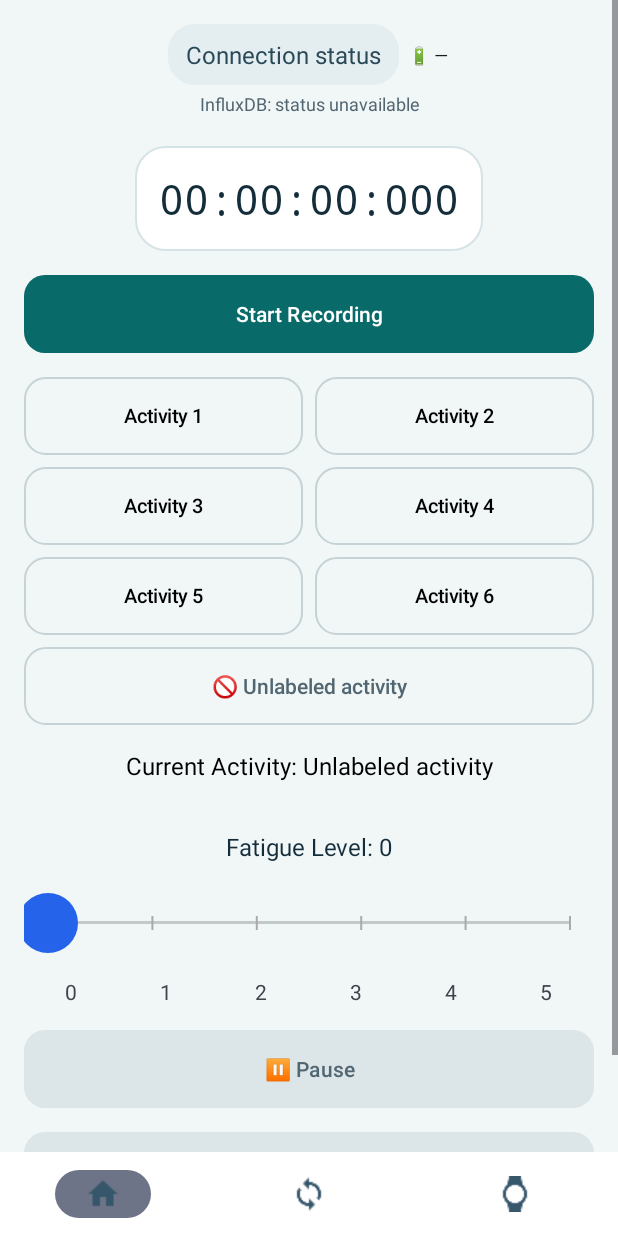
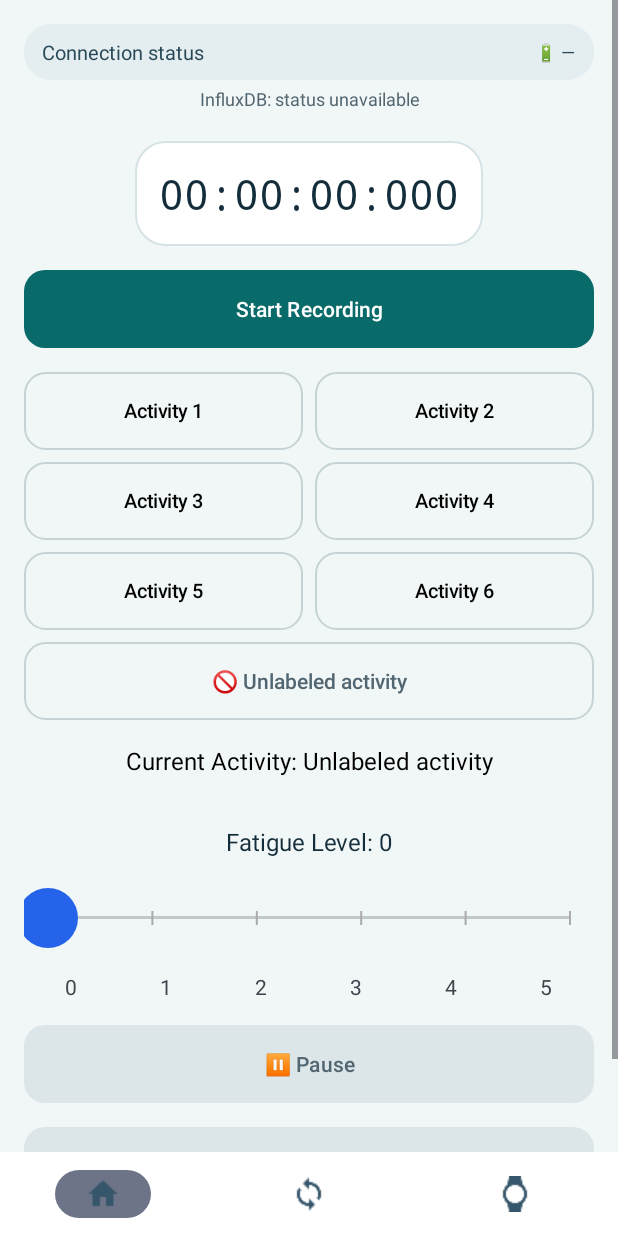
Before and after one commit to djalal2000/Appmobile, an Android app built with Jetpack Compose: the ValidationActivity screen opened directly, with no data from a screen before it, on a phone screen of 412 x 824 dp. Run offline under Robolectric (Android 15) with nearby library versions, the phone set to English and light mode, and no system bars; 1 statement that could not run was skipped.

Commit message:
Group watch connection and battery in a single pistachio status surface

```diff
--- a/app/src/main/java/com/bharathvishal/messagecommunicationusingwearabledatalayer/ValidationActivity.kt
+++ b/app/src/main/java/com/bharathvishal/messagecommunicationusingwearabledatalayer/ValidationActivity.kt
@@ -549,12 +549,12 @@ class ValidationActivity : AppCompatActivity() {
     private fun updateConnectionStatus(isConnected: Boolean, appOpen: Boolean) {
         when {
             !isConnected -> uiStatusStyle("#FCE7E9", "#922B37")
-            appOpen -> uiStatusStyle("#D7F2EE", "#064C4B")
+            appOpen -> uiStatusStyle("#D6EDA5", "#344C16")
             else -> uiStatusStyle("#FBEBD5", "#744917")
         }
         binding.deviceconnectionStatusTv.text = when {
             !isConnected -> localized("❌ Watch not connected.")
-            appOpen -> localized("✅ Watch connected and app open.")
+            appOpen -> localized("✅ Watch connected and app open.").replace("✅", "✓")
             else -> localized("⚠️ Watch connected but app closed.")
         }
     }
@@ -601,11 +601,17 @@ class ValidationActivity : AppCompatActivity() {
     }
 
     private fun uiStatusStyle(fill: String, ink: String) {
-        binding.deviceconnectionStatusTv.apply {
+        // Apply the connection state to the shared connection-and-battery surface.
+        binding.watchStatusContainer.apply {
             background = uiRounded(uiColor(fill), 18)
-            setTextColor(uiColor(ink))
             setPadding(uiDp(12), uiDp(9), uiDp(12), uiDp(9))
         }
+        binding.deviceconnectionStatusTv.apply {
+            background = null
+            setPadding(0, 0, 0, 0)
+            setTextColor(uiColor(ink))
+        }
+        binding.watchBatteryTv.setTextColor(uiColor(ink))
     }
 
     private fun applyUiDesign() {
@@ -703,7 +709,7 @@ class ValidationActivity : AppCompatActivity() {
 
     private fun updateActivityButtonColor() {
         val idle = uiColor("#F1F6F7")
-        val selected = uiColor("#B9EBC0")
+        val selected = uiColor("#D6EDA5")
         val unlabeled = uiColor("#FFD7A6")
         activityButtons().forEachIndexed { index, button ->
             styleActivityButton(button, if (hasSelectedActivity && activityLabel(index) == selectedActivity) selected else idle)
--- a/app/src/main/res/layout/activity_validation.xml
+++ b/app/src/main/res/layout/activity_validation.xml
@@ -17,21 +17,22 @@
             android:orientation="vertical"
             android:padding="16dp">
 
-            <!-- PEMESA_BATTERY_COMPACT_V1 -->
+            <!-- One compact status surface for watch connection and battery. -->
             <LinearLayout
-                android:layout_width="wrap_content"
+                android:id="@+id/watchStatusContainer"
+                android:layout_width="match_parent"
                 android:layout_height="wrap_content"
                 android:layout_gravity="center_horizontal"
                 android:orientation="horizontal"
                 android:gravity="center_vertical">
                 <TextView
                     android:id="@+id/deviceconnectionStatusTv"
-                    android:layout_width="wrap_content"
+                    android:layout_width="0dp"
                     android:layout_height="wrap_content"
                     android:layout_gravity="center_vertical"
                     android:layout_weight="1"
                     android:text="Statut de la connexion"
-                    android:textSize="16sp" />
+                    android:textSize="13sp" />
 
                 <!-- PEMESA_WATCH_BATTERY_V1 -->
                 <TextView
```
